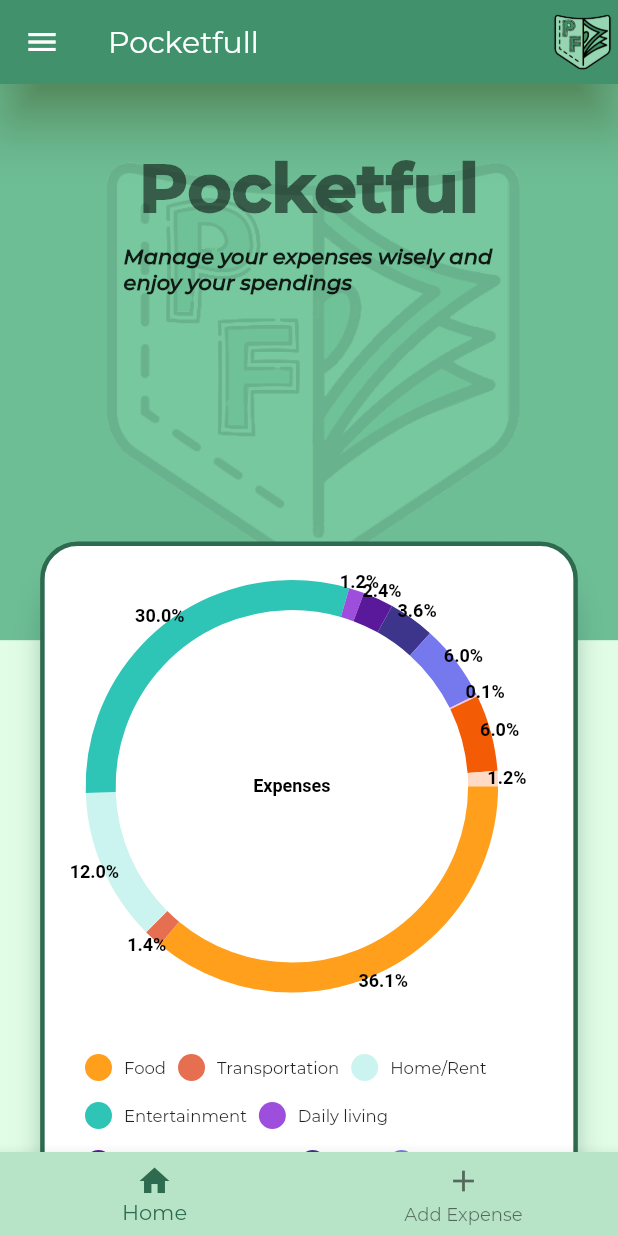
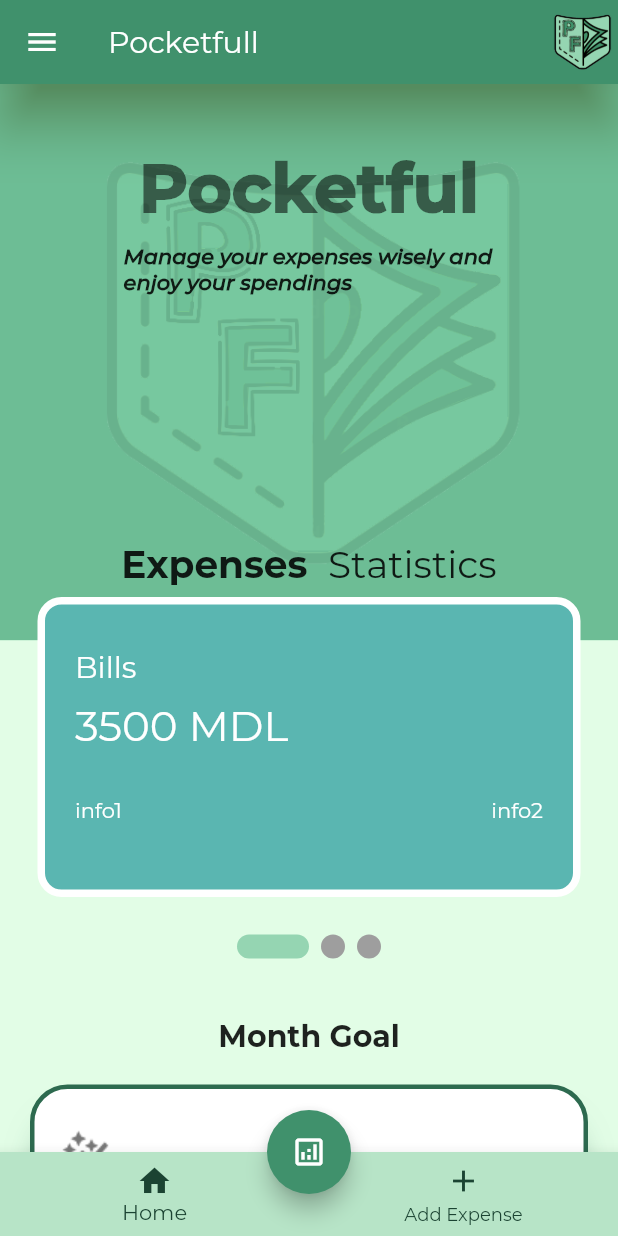
Before and after one commit to Syn4z/Cash-Flow, a Flutter app: the screen it shows after launch, on a phone screen of 412 x 824 dp. Run offline on Flutter 3.47's test engine with Material 2 defaults, Android fonts, the light colour scheme and no system bars; drawn by our look-alikes of pie_chart, smooth_page_indicator; our stand-ins replace email_validator; project files that could hold a hidden picture were left out.

Commit message:
Update main screen

```diff
--- a/cash_flow/lib/screens/main.dart
+++ b/cash_flow/lib/screens/main.dart
@@ -1,11 +1,11 @@
 // ignore_for_file: prefer_const_constructors, prefer_const_literals_to_create_immutables, sort_child_properties_last
 
 import 'dart:io';
+import 'package:smooth_page_indicator/smooth_page_indicator.dart';
 import 'package:flutter/material.dart';
 import 'package:test1/screens/goals.dart';
 import 'package:test1/screens/income.dart';
-import 'package:test1/shared/side_actions.dart';
-import 'package:test1/widgets/pieChart.dart';
+import 'package:test1/util/expenses_statistics.dart';
 import '../shared/menu_drawer.dart';
 import '../shared/menu_bottom.dart';
 
@@ -14,8 +14,7 @@ class MainScreen extends StatelessWidget {
 
   @override
   Widget build(BuildContext context) {
-    final screenWidth = MediaQuery.of(context).size.width;
-    final screenHeight = MediaQuery.of(context).size.height;
+    final _controller = PageController();
     var size = MediaQuery.of(context).size;
     return Scaffold(
       backgroundColor: Color.fromARGB(255, 226, 253, 230),
@@ -38,6 +37,12 @@ class MainScreen extends StatelessWidget {
         ),
       ),
       drawer: MenuDrawer(),
+      floatingActionButton: FloatingActionButton(
+        onPressed: () {},
+        backgroundColor: Color.fromARGB(255, 64,145,108),
+        child: Icon(Icons.analytics_outlined),
+      ),
+      floatingActionButtonLocation: FloatingActionButtonLocation.centerDocked,
       bottomNavigationBar: MenuBottom(),
       body: SingleChildScrollView(
         child: Stack(
@@ -56,7 +61,7 @@ class MainScreen extends StatelessWidget {
             ),
             SafeArea(
               child: Padding(
-                padding: const EdgeInsets.symmetric(horizontal: 20),
+                padding: const EdgeInsets.symmetric(horizontal: 0),
                 child: Column(
                   children: <Widget>[
                     SizedBox(
@@ -80,42 +85,58 @@ class MainScreen extends StatelessWidget {
                       ),
                     ),
                     SizedBox(height: size.height * .2),
-                    Wrap(
-                      children: <Widget>[
-                        Container(
-                          height: screenHeight * 0.6,
-                          width: screenWidth * 0.87,
-                          padding: EdgeInsets.symmetric(
-                              vertical: screenHeight * 0.03),
-                          decoration: BoxDecoration(
-                              border: Border.all(
-                                color: Color.fromARGB(255, 45, 106, 79),
-                                width: 3,
-                              ),
-                              color: Colors.white,
-                              borderRadius: BorderRadius.circular(25),
-                              boxShadow: [
-                                BoxShadow(
-                                    offset: Offset(0, 17),
-                                    blurRadius: 23,
-                                    spreadRadius: -13,
-                                    color: Color.fromARGB(255, 45, 106, 79))
-                              ]),
-                          child: Row(
-                            children: <Widget>[
-                              Container(
-                                width: screenWidth * 0.8,
-                                // height: screenHeight * 0.5,
-                                // decoration:
-                                //     BoxDecoration(shape: BoxShape.circle),
-                                child: pieChart(),
-                              ),
-                            ],
-                          ),
-                        )
+                    Row(
+                      mainAxisAlignment: MainAxisAlignment.center,
+                      children: [
+                        Text(
+                          "Expenses ",
+                          style: TextStyle(
+                              fontWeight: FontWeight.bold, fontSize: 25),
+                        ),
+                        Text(
+                          " Statistics",
+                          style: TextStyle(fontSize: 25),
+                        ),
                       ],
                     ),
-                    SizedBox(height: 20),
+                    SizedBox(height: 7),
+                    Container(
+                      height: 200,
+                      child:
+                          PageView(controller: _controller, scrollDirection: Axis.horizontal, children: [
+                        ExpensesSt(
+                          expInfo: "Bills",
+                          spendings: 3500,
+                          info1: "info1",
+                          info2: "info2",
+                          color: Color.fromARGB(255, 90, 182, 177),
+                        ),
+                        ExpensesSt(
+                          expInfo: "Personal expenses",
+                          spendings: 2000,
+                          info1: "info1",
+                          info2: "info2",
+                          color: Color.fromARGB(255, 164, 186, 118),
+                        ),
+                        ExpensesSt(
+                          expInfo: "Savings",
+                          spendings: 500,
+                          info1: "info1",
+                          info2: "info2",
+                          color: Color.fromARGB(255, 192, 132, 174),
+                        ),
+                      ]),
+                    ),
+                    SizedBox(height: 25),
+                    SmoothPageIndicator(
+                      controller: _controller,
+                      count: 3,
+                      effect: ExpandingDotsEffect(
+                        activeDotColor: Color.fromARGB(255,149,213,178)
+                      ),
+
+                    ),
+                    SizedBox(height: 40),
                     Text(
                       "Month Goal",
                       style: Theme.of(context)
@@ -124,7 +145,8 @@ class MainScreen extends StatelessWidget {
                           ?.copyWith(fontWeight: FontWeight.bold),
                     ),
                     Container(
-                        margin: EdgeInsets.symmetric(vertical: 20),
+                        margin:
+                            EdgeInsets.symmetric(vertical: 20, horizontal: 20),
                         padding: EdgeInsets.all(10),
                         height: 90,
                         decoration: BoxDecoration(
@@ -210,6 +232,7 @@ class InfoCard extends StatelessWidget {
   @override
   Widget build(BuildContext context) {
     return Container(
+      margin: EdgeInsets.symmetric(horizontal: 20),
       padding: EdgeInsets.all(25.0),
       decoration: BoxDecoration(
           borderRadius: BorderRadius.circular(25.0),
--- a/cash_flow/lib/shared/menu_bottom.dart
+++ b/cash_flow/lib/shared/menu_bottom.dart
@@ -1,4 +1,5 @@
 // ignore_for_file: prefer_const_constructors, prefer_const_literals_to_create_immutables
+
 
 import 'package:flutter/material.dart';
 
@@ -11,8 +12,9 @@ class MenuBottom extends StatelessWidget {
   Widget build(BuildContext context) {
     int _selectedIndex = 0;
     return BottomNavigationBar(
+      selectedItemColor: Color.fromARGB(255, 27,67,50),
+      unselectedItemColor: Color.fromARGB(255, 27,67,50),
       backgroundColor: Color.fromARGB(255,183,228,199),
-      fixedColor: Color.fromARGB(255, 45, 106, 79),
       onTap: (int index) {
         switch (index) {
           case 0:
--- /dev/null
+++ b/cash_flow/lib/util/expenses_statistics.dart
@@ -0,0 +1,53 @@
+// ignore_for_file: prefer_const_constructors, prefer_const_literals_to_create_immutables, prefer_typing_uninitialized_variables
+
+import 'package:flutter/material.dart';
+
+class ExpensesSt extends StatelessWidget {
+  final String expInfo;
+  final int spendings;
+  final String info1;
+  final String info2;
+  final color;
+
+  const ExpensesSt(
+      {super.key,
+      required this.expInfo,
+      required this.spendings,
+      required this.info1,
+      required this.info2,
+      required this.color});
+
+  @override
+  Widget build(BuildContext context) {
+    return Padding(
+      padding: const EdgeInsets.symmetric(horizontal: 25),
+      child: Container(
+        width: 300,
+        padding: EdgeInsets.all(20),
+        decoration: BoxDecoration(
+            color: color,
+            border: Border.all(color: Colors.white, width: 5),
+            borderRadius: BorderRadius.circular(16)),
+        child: Column(
+          crossAxisAlignment: CrossAxisAlignment.start,
+          children: [
+            SizedBox(height: 10),
+            Text(expInfo.toString(),
+                style: TextStyle(color: Colors.white, fontSize: 20)),
+            SizedBox(height: 10),
+            Text(spendings.toString()+" MDL",
+                style: TextStyle(color: Colors.white, fontSize: 28)),
+            SizedBox(height: 30),
+            Row(
+              mainAxisAlignment: MainAxisAlignment.spaceBetween,
+              children: [
+                Text(info1.toString(), style: TextStyle(color: Colors.white)),
+                Text(info2.toString(), style: TextStyle(color: Colors.white))
+              ],
+            )
+          ],
+        ),
+      ),
+    );
+  }
+}
--- a/cash_flow/pubspec.yaml
+++ b/cash_flow/pubspec.yaml
@@ -37,6 +37,7 @@ dependencies:
   # Use with the CupertinoIcons class for iOS style icons.
   cupertino_icons: ^1.0.2
   pie_chart: ^5.1.0
+  smooth_page_indicator: ^1.0.0+2
 
 dev_dependencies:
   email_validator: ^2.0.1
```
Also changed, not shown: cash_flow/lib/shared/side_actions.dart (deleted), cash_flow/pubspec.lock.
